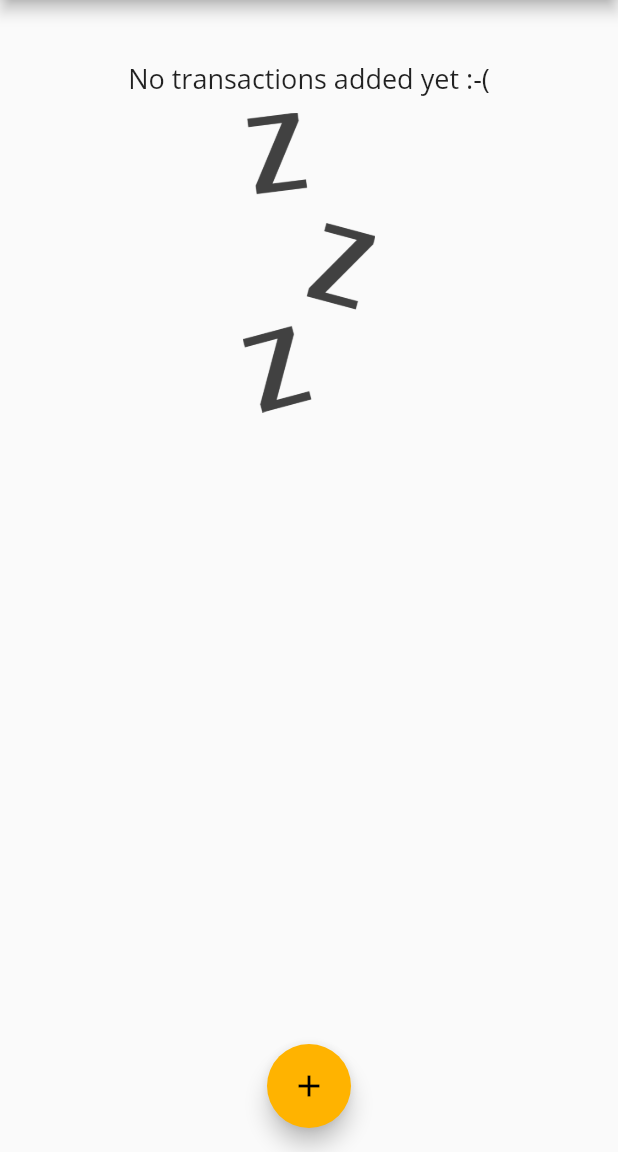
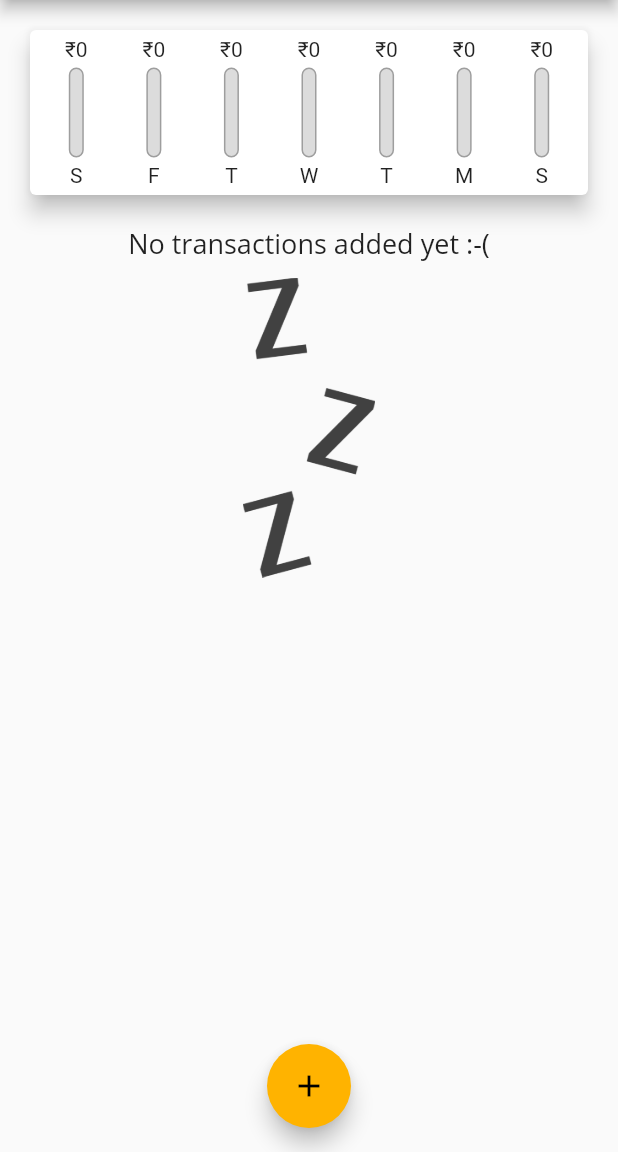
Before and after one commit to Nadha-Jabeen-T/-, a Flutter app: the screen it shows after launch, on a phone screen of 412 x 824 dp, the part 84-1236 px from its top. Run offline on Flutter 3.47's test engine with Material 2 defaults, Android fonts, the phone set to English and light mode, and no system bars.

Commit message:
Chart bars style and little fuctionality added

```diff
--- a/lib/widgets/chart.dart
+++ b/lib/widgets/chart.dart
@@ -1,4 +1,5 @@
 import 'package:expense_planner/models/transaction.dart';
+import 'package:expense_planner/widgets/chart_bar.dart';
 import 'package:flutter/material.dart';
 import 'package:intl/intl.dart';
 
@@ -6,7 +7,7 @@ class Chart extends StatelessWidget {
   final List<Transaction> recentTransactions;
   Chart(this.recentTransactions);
 
-/*Getter - Property which is calculated dynamically -- Doubt WHAT IS GETTER?*/
+/*Getter - Property which is calculated dynamically -- Getter that generates last 7 days and amount spend in each day as a map*/
   List<Map<String, Object>> get groupedTransactionValues {
     return List.generate(7, (index) {
       final weekDay = DateTime.now().subtract(
@@ -22,7 +23,17 @@ class Chart extends StatelessWidget {
       }
       print(DateFormat.E().format(weekDay));
       print('Total sum = $totalSum');
-      return {'day': DateFormat.E().format(weekDay), 'amount': totalSum};
+      return {
+        'day': DateFormat.E().format(weekDay).substring(0, 1),
+        'amount': totalSum,
+      };
+    });
+  } //GETTER ends
+
+/*GETTER to find the sum of total amount in those displayed 7 days */
+  double get totalSpending {
+    return groupedTransactionValues.fold(0.0, (sum, item) {
+      return sum + (item['amount'] as double);
     });
   }
 
@@ -32,8 +43,22 @@ class Chart extends StatelessWidget {
     return Card(
       elevation: 6,
       margin: EdgeInsets.all(20),
-      child: Row(
-        children: [],
+      child: Container(
+        padding: EdgeInsets.all(5),
+        child: Row(
+          mainAxisAlignment: MainAxisAlignment.spaceAround,
+          children: groupedTransactionValues.map((data) {
+            return Flexible(
+              fit: FlexFit.tight, //child can't grow
+              child: ChartBar(
+                  data['day'].toString(),
+                  (data['amount'] as double),
+                  totalSpending == 0.0
+                      ? 0.0
+                      : (data['amount'] as double) / totalSpending),
+            );
+          }).toList(),
+        ),
       ),
     );
   }
--- /dev/null
+++ b/lib/widgets/chart_bar.dart
@@ -0,0 +1,49 @@
+import 'package:flutter/material.dart';
+
+class ChartBar extends StatelessWidget {
+  final String label;
+  final double spendingAmount;
+  final double spendingPctOfTotal;
+
+  ChartBar(
+    this.label,
+    this.spendingAmount,
+    this.spendingPctOfTotal,
+  );
+
+  @override
+  Widget build(BuildContext context) {
+    return Column(
+      children: [
+        FittedBox(
+          child: Text('₹${spendingAmount.toStringAsFixed(0)}'),
+        ),
+        SizedBox(height: 4),
+        Container(
+          height: 60,
+          width: 10,
+          child: Stack(
+            children: [
+              Container(
+                decoration: BoxDecoration(
+                    border: Border.all(color: Colors.grey, width: 1.0),
+                    color: Color.fromRGBO(220, 220, 220, 1),
+                    borderRadius: BorderRadius.circular(20)),
+              ),
+              FractionallySizedBox(
+                  heightFactor: spendingPctOfTotal,
+                  child: Container(
+                    decoration: BoxDecoration(
+                      color: Theme.of(context).primaryColor,
+                      borderRadius: BorderRadius.circular(10),
+                    ),
+                  ))
+            ],
+          ),
+        ),
+        SizedBox(height: 4),
+        Text(label),
+      ],
+    );
+  }
+}
```
